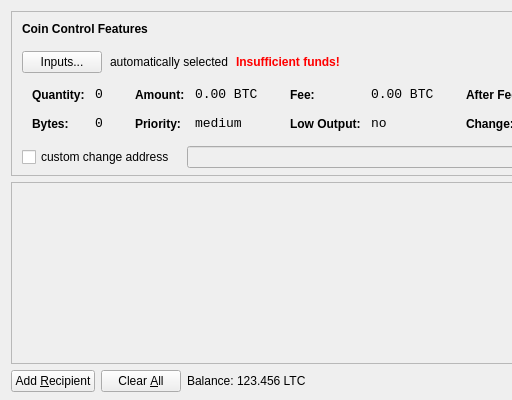
Above: src/qt/forms/sendcoinsdialog.ui from AppleByteMe/AppleByte before the change; both pictures show x 0 to 512 and y 0 to 400 of the 850 by 400 pixel window. Below: the same form after it.
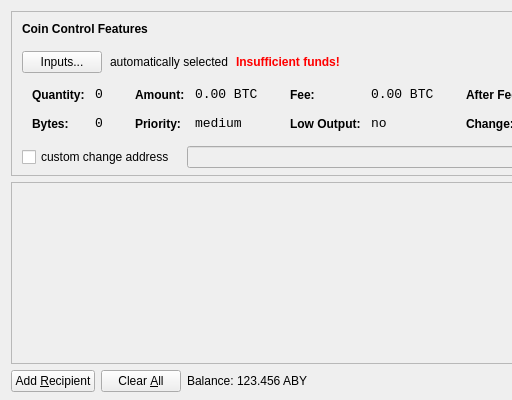
That is the form after the change. Icons and pictures are not drawn.

The edit to the form file:
```diff
--- a/src/qt/forms/sendcoinsdialog.ui
+++ b/src/qt/forms/sendcoinsdialog.ui
@@ -720,7 +720,7 @@
           <cursorShape>IBeamCursor</cursorShape>
          </property>
          <property name="text">
-          <string>123.456 LTC</string>
+          <string>123.456 ABY</string>
          </property>
          <property name="textInteractionFlags">
           <set>Qt::LinksAccessibleByMouse|Qt::TextSelectableByKeyboard|Qt::TextSelectableByMouse</set>
```
